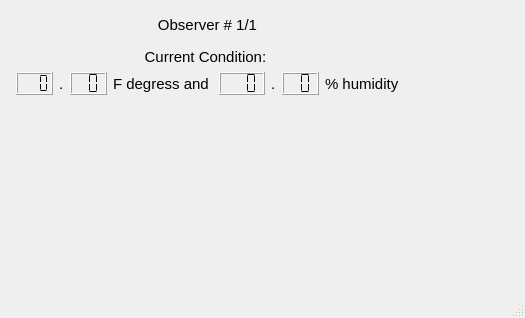
JaimeRios/ObserverPattern_GraphicWeatherStation, file currentconditionsdisplay.ui: the form before one commit.
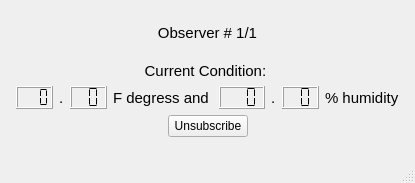
The form after the commit.

Commit message: add updateIds for show the current observers suscribes add unsubscribe buttom to all observer

What changed in the file:
```diff
--- a/currentconditionsdisplay.ui
+++ b/currentconditionsdisplay.ui
@@ -6,23 +6,16 @@
    <rect>
     <x>0</x>
     <y>0</y>
-    <width>525</width>
-    <height>318</height>
+    <width>415</width>
+    <height>183</height>
    </rect>
   </property>
   <property name="windowTitle">
    <string>MainWindow</string>
   </property>
   <widget class="QWidget" name="centralwidget">
-   <widget class="QWidget" name="">
-    <property name="geometry">
-     <rect>
-      <x>9</x>
-      <y>9</y>
-      <width>397</width>
-      <height>93</height>
-     </rect>
-    </property>
+   <layout class="QGridLayout" name="gridLayout">
+    <item row="0" column="0">
     <layout class="QVBoxLayout" name="verticalLayout">
      <item>
       <spacer name="verticalSpacer">
@@ -216,6 +209,43 @@
        </item>
       </layout>
      </item>
+      <item>
+       <layout class="QHBoxLayout" name="horizontalLayout_2">
+        <item>
+         <spacer name="horizontalSpacer_3">
+          <property name="orientation">
+           <enum>Qt::Horizontal</enum>
+          </property>
+          <property name="sizeHint" stdset="0">
+           <size>
+            <width>40</width>
+            <height>20</height>
+           </size>
+          </property>
+         </spacer>
+        </item>
+        <item>
+         <widget class="QPushButton" name="unsubscribeButton">
+          <property name="text">
+           <string>Unsubscribe</string>
+          </property>
+         </widget>
+        </item>
+        <item>
+         <spacer name="horizontalSpacer_4">
+          <property name="orientation">
+           <enum>Qt::Horizontal</enum>
+          </property>
+          <property name="sizeHint" stdset="0">
+           <size>
+            <width>40</width>
+            <height>20</height>
+           </size>
+          </property>
+         </spacer>
+        </item>
+       </layout>
+      </item>
      <item>
       <spacer name="verticalSpacer_3">
        <property name="orientation">
@@ -230,7 +260,8 @@
       </spacer>
      </item>
     </layout>
-   </widget>
+    </item>
+   </layout>
   </widget>
   <widget class="QMenuBar" name="menubar">
    <property name="geometry">
```
Left out of the diff: 4 changed lines with no effect on the pictures. Lines whose indentation alone changed are shown as unchanged. The commit also changes 17 other files.
